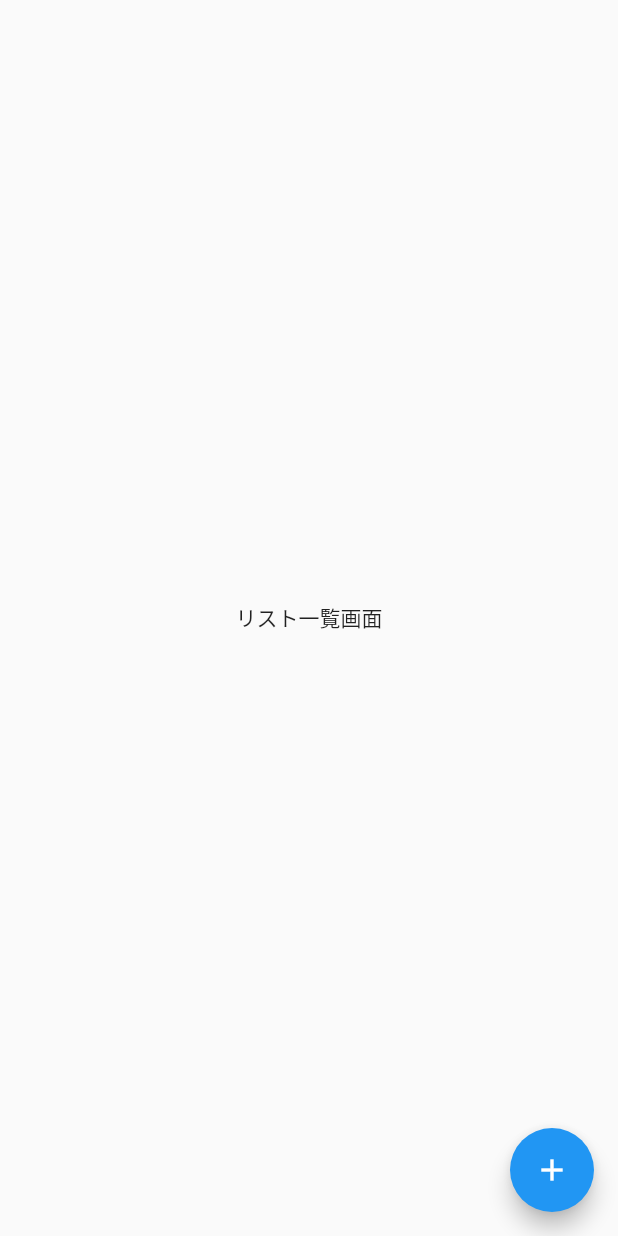
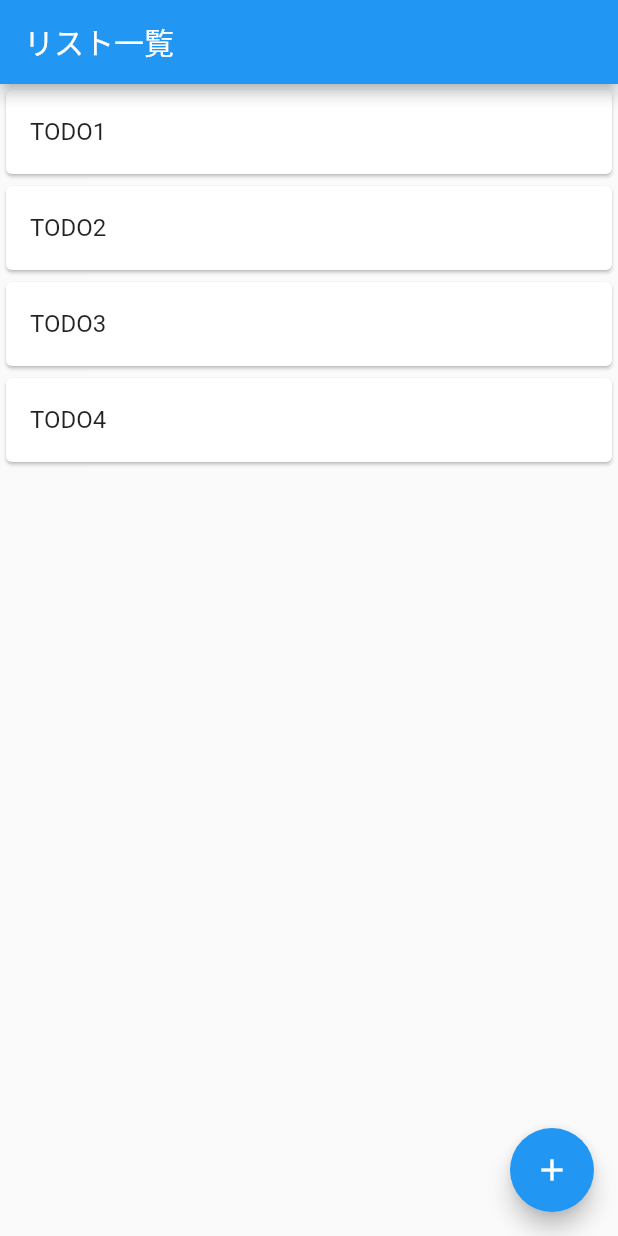
Before and after one commit to AkiUnleash/flutter_todo, a Flutter app: the screen it shows after launch, on a phone screen of 412 x 824 dp. Run offline on Flutter 3.47's test engine with Material 2 defaults, Android fonts, the phone set to English and light mode, and no system bars.

Commit message:
Create list.

```diff
--- a/lib/main.dart
+++ b/lib/main.dart
@@ -21,8 +21,32 @@ class TodoListPage extends StatelessWidget {
   @override
   Widget build(BuildContext context) {
     return Scaffold(
-      body: const Center(
-        child: Text('リスト一覧画面'),
+      appBar: AppBar(
+        title: const Text('リスト一覧'),
+      ),
+      body: ListView(
+        children: const <Widget>[
+          Card(
+            child: ListTile(
+              title: Text('TODO1'),
+              ),
+          ),
+          Card(
+            child: ListTile(
+              title: Text('TODO2'),
+              ),
+          ),
+          Card(
+            child: ListTile(
+              title: Text('TODO3'),
+              ),
+          ),
+          Card(
+            child: ListTile(
+              title: Text('TODO4'),
+              ),
+          ),
+        ],
       ),
       floatingActionButton: FloatingActionButton(
         onPressed: () {
```
